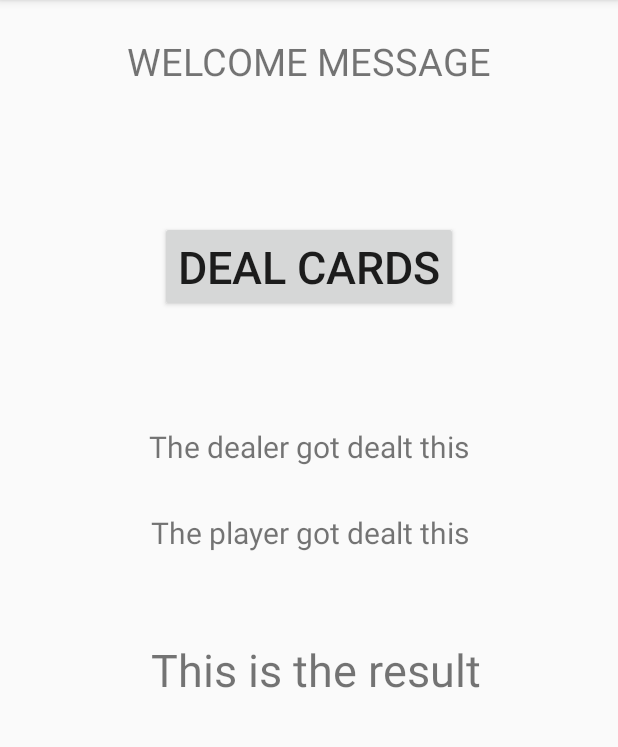
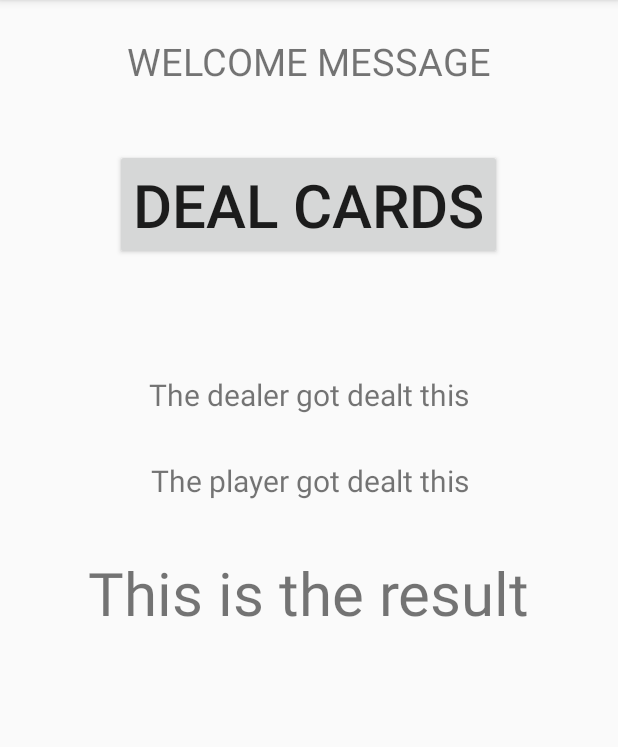
Before and after one commit to mas2206/project2_blackjack_app, an Android app: the screen it shows after launch (MainActivity), on a phone screen of 412 x 824 dp, the part 84-831 px from its top. Run offline under Robolectric (Android 15) with nearby library versions, the phone set to English and light mode, and no system bars.

Commit message:
slightly changed layout

```diff
--- a/app/src/main/res/layout/activity_main.xml
+++ b/app/src/main/res/layout/activity_main.xml
@@ -20,12 +20,12 @@
     <Button
         android:id="@+id/deal_cards_button"
         android:text="DEAL CARDS"
-        android:textSize="30sp"
+        android:textSize="40sp"
         android:layout_width="wrap_content"
         android:layout_height="wrap_content"
+        android:layout_marginTop="41dp"
         android:layout_below="@+id/welcome_message_text"
-        android:layout_centerHorizontal="true"
-        android:layout_marginTop="89dp" />
+        android:layout_centerHorizontal="true" />
 
     <TextView
         android:id="@+id/dealer_hand_text"
@@ -51,12 +51,11 @@
     <TextView
         android:id="@+id/result_text"
         android:text="This is the result"
-        android:textSize="30sp"
+        android:textSize="40sp"
         android:layout_width="wrap_content"
         android:layout_height="wrap_content"
+        android:layout_marginTop="34dp"
         android:layout_below="@+id/player_hand_text"
-        android:layout_alignLeft="@+id/player_hand_text"
-        android:layout_alignStart="@+id/player_hand_text"
-        android:layout_marginTop="57dp" />
+        android:layout_centerHorizontal="true" />
 
 </RelativeLayout>
```
